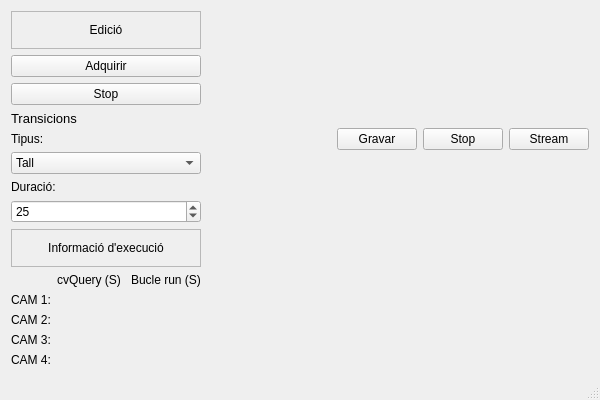
This is mainwindow.ui in acamara/videoview as Qt 5 draws it before an edit. The edited form follows.
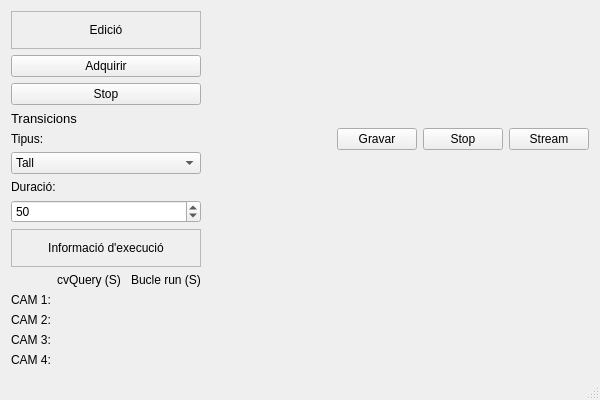
This is the edited form.

```diff
--- a/mainwindow.ui
+++ b/mainwindow.ui
@@ -118,10 +118,10 @@
            <number>10</number>
           </property>
           <property name="maximum">
-           <number>75</number>
+           <number>100</number>
           </property>
           <property name="value">
-           <number>25</number>
+           <number>50</number>
           </property>
          </widget>
         </item>
```
